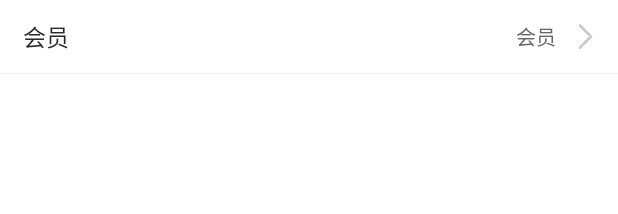
After one commit to mustYudh/jmwh-android-java, an Android app: the layout inflate_user_item.xml on its own in the app's theme, with its tools: preview values and no code run, on a phone screen of 412 x 824 dp. The commit adds this screen. Shown: the top 214 px of the screen. Run offline under Robolectric (Android 15) with nearby library versions, the phone set to English and light mode, and no system bars.

Commit message:
add：增加我的页面UI

```diff
--- /dev/null
+++ b/JiaMianWuHui/app/src/main/res/layout/inflate_user_item.xml
@@ -0,0 +1,53 @@
+<?xml version="1.0" encoding="utf-8"?>
+<RelativeLayout
+    xmlns:android="http://schemas.android.com/apk/res/android"
+    xmlns:tools="http://schemas.android.com/tools"
+    android:layout_width="match_parent"
+    android:layout_height="49dp"
+    android:background="@color/white">
+
+
+    <TextView
+        android:layout_width="wrap_content"
+        android:layout_height="wrap_content"
+        android:layout_centerVertical="true"
+        android:layout_marginLeft="15dp"
+        android:textColor="@color/color_2A2A2A"
+        android:textSize="15sp"
+        tools:text="会员"/>
+
+
+
+    <ImageView
+        android:visibility="gone"
+        android:layout_width="wrap_content"
+        android:layout_height="wrap_content"
+        android:layout_alignParentRight="true"
+        android:layout_centerVertical="true"
+        android:layout_marginRight="20dp"
+        android:src="@drawable/button_selected"/>
+
+    <ImageView
+        android:layout_width="wrap_content"
+        android:layout_height="wrap_content"
+        android:layout_alignParentRight="true"
+        android:layout_centerVertical="true"
+        android:layout_marginRight="8dp"
+        android:src="@drawable/ic_gary_arrow"/>
+
+    <TextView
+        android:layout_width="wrap_content"
+        android:layout_height="wrap_content"
+        android:layout_alignParentRight="true"
+        android:layout_centerVertical="true"
+        android:layout_marginRight="41dp"
+        android:textColor="@color/color_666666"
+        android:textSize="13sp"
+        tools:text="会员"/>
+
+    <View
+        android:layout_width="match_parent"
+        android:layout_height="0.5dp"
+        android:layout_alignParentBottom="true"
+        android:background="@color/color_EEEEEE"/>
+</RelativeLayout>
```
Also changed, not shown: JiaMianWuHui/app/src/main/java/com/qsd/jmwh/view/UserItemView.java (added, +30 -0 lines), JiaMianWuHui/app/src/main/res/drawable/shape_bulue_btn.xml (added, +11 -0 lines), JiaMianWuHui/app/src/main/res/drawable/shape_gary_top_bg.xml (added, +11 -0 lines), JiaMianWuHui/app/src/main/res/layout/user_fragment.xml (+38 -5 lines), JiaMianWuHui/app/src/main/res/drawable-xxhdpi/ic_gary_arrow.png (added).
